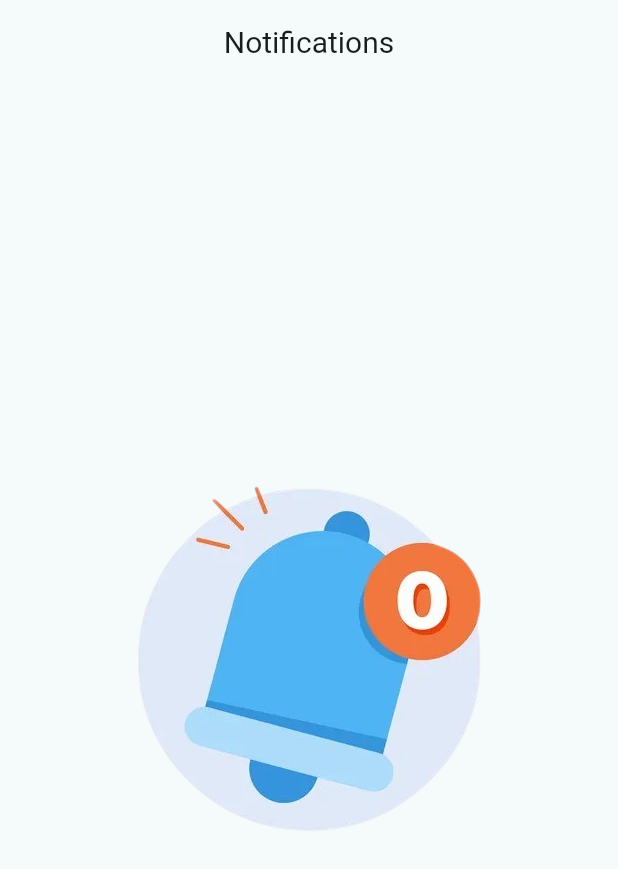
After one commit to saneeswaran/e_comm_testing, a Flutter app: the NotificationScreen screen opened directly, on a phone screen of 412 x 824 dp. The commit adds this screen. Shown: the top 869 px of the screen. Run offline on Flutter 3.47's test engine with Material 3 defaults, Android fonts, the phone set to English and light mode, and no system bars; our stand-ins replace dropdown_button2, email_validator, flutter_rating_bar, font_awesome_flutter, get, get_storage and 2 more; missing offline and left inert: flutter_cart, flutter_stripe, onesignal_flutter, razorpay_flutter; accounts and stored records are empty; network calls fail; Roboto replaces fonts that are missing (SF Pro Rounded).

Commit message:
gommala bayangaramana veri la irukan

```diff
--- /dev/null
+++ b/devtools_options.yaml
@@ -0,0 +1,3 @@
+description: This file stores settings for Dart & Flutter DevTools.
+documentation: https://docs.flutter.dev/tools/devtools/extensions#configure-extension-enablement-states
+extensions:
--- /dev/null
+++ b/lib/models/notification_model.dart
@@ -0,0 +1,23 @@
+class NotificationModel {
+  final String? id;
+  final String? title;
+  final String? description;
+  final String? imageUrl;
+  final DateTime? createdAt;
+
+  const NotificationModel(
+      {required this.id,
+      required this.title,
+      required this.description,
+      required this.imageUrl,
+      required this.createdAt});
+
+  factory NotificationModel.fromJson(Map<String, dynamic> json) {
+    return NotificationModel(
+        id: json['_id'],
+        title: json['title'],
+        description: json['description'],
+        imageUrl: json['imageUrl'],
+        createdAt: DateTime.parse(json['createdAt']));
+  }
+}
--- a/lib/screen/home_screen.dart
+++ b/lib/screen/home_screen.dart
@@ -1,5 +1,6 @@
 import 'package:animations/animations.dart';
 import 'package:flutter/material.dart';
+import 'package:nexara_cart/screen/notification_screen/notification_screen.dart';
 
 import '../../../utility/app_data.dart';
 import '../../../widget/page_wrapper.dart';
@@ -16,6 +17,7 @@ class HomeScreen extends StatefulWidget {
     ProductListScreen(),
     FavoriteScreen(),
     CartScreen(),
+    NotificationScreen(),
     ProfileScreen()
   ];
 
--- /dev/null
+++ b/lib/screen/notification_screen/notification_screen.dart
@@ -0,0 +1,58 @@
+import 'package:flutter/material.dart';
+import 'package:nexara_cart/screen/auth_screen/components/square_tile.dart';
+import 'package:nexara_cart/utility/constants.dart';
+import 'package:provider/provider.dart';
+
+import 'provider/notification_provider.dart';
+
+class NotificationScreen extends StatefulWidget {
+  const NotificationScreen({super.key});
+
+  @override
+  State<NotificationScreen> createState() => _NotificationScreenState();
+}
+
+class _NotificationScreenState extends State<NotificationScreen> {
+  @override
+  Widget build(BuildContext context) {
+    return Scaffold(
+      appBar: AppBar(
+        title: const Text(
+          "Notifications",
+          style: TextStyle(fontSize: 20),
+        ),
+        centerTitle: true,
+      ),
+      body: Consumer<NotificationProvider>(
+        builder: (context, provider, child) {
+          return provider.notifications.isEmpty
+              ? Center(
+                  child: Container(
+                  height: 300,
+                  width: 500,
+                  decoration: const BoxDecoration(
+                      image:
+                          DecorationImage(image: AssetImage(noNotifications))),
+                ))
+              : ListView.builder(
+                  itemCount: provider.notifications.length,
+                  itemBuilder: (context, index) {
+                    final notification = provider.notifications[index];
+                    return Card(
+                      child: ListTile(
+                        title: Text(notification.title ?? "No title"),
+                        subtitle:
+                            Text(notification.description ?? "No description"),
+                        trailing: notification.imageUrl != null
+                            ? Image.network(notification.imageUrl!,
+                                width: 50, height: 50)
+                            : null,
+                      ),
+                    );
+                  },
+                );
+        },
+      ),
+    );
+  }
+}
--- a/lib/screen/product_cart_screen/provider/cart_provider.dart
+++ b/lib/screen/product_cart_screen/provider/cart_provider.dart
@@ -77,7 +77,7 @@ class CartProvider extends ChangeNotifier {
           myCartItems.map((cartItem) => cartItem.productId).toList();
 
       Map<String, dynamic> couponData = {
-        'couponCode': couponController.text,
+        'couponCode': couponController.text.trim(),
         'purchaseAmount': getCartSubTotal(),
         'productIds': productIds,
       };
--- a/lib/utility/app_data.dart
+++ b/lib/utility/app_data.dart
@@ -4,7 +4,6 @@ import 'bottom_navy_bar_item.dart';
 
 class AppData {
   const AppData._();
-
 
   static List<Color> randomColors = [
     const Color(0xFFFCE4EC),
@@ -45,10 +44,14 @@ class AppData {
       Color(0xFFEC6813),
     ),
     const BottomNavBarItem(
+      "Notifications",
+      Icon(Icons.notifications),
+      Color(0xFFEC6813),
+    ),
+    const BottomNavBarItem(
       "Profile",
       Icon(Icons.person),
       Color(0xFFEC6813),
     ),
   ];
-
 }
--- a/lib/utility/constants.dart
+++ b/lib/utility/constants.dart
@@ -3,8 +3,8 @@
 // which looks something like this 192.168.0.XX and paste in MAIN_URL
 // for virtual emulators you should use https://localhost:8080 instead
 // TODO: change according to yours
-const SERVER_URL = 'http://192.168.1.5:3000';
-const ONESIGNAL_APP_ID = 'YOUR_ONE_SIGNAL_APP_ID';
+const SERVER_URL = 'http://192.168.1.4:3000';
+const ONESIGNAL_APP_ID = '6d887551-08fd-4822-ae83-b882fa76001f';
 const CURRENCY_SYMBOL = "₹";
 
 // preference keys, no need to change
@@ -33,3 +33,6 @@ const ORDER_STATUS_PROCESSING = 'Processing';
 const ORDER_STATUS_SHIPPED = 'Shipped';
 const ORDER_STATUS_DELIVERED = 'Delivered';
 const ORDER_STATUS_CANCELLED = 'Cancelled';
+
+//image
+const String noNotifications = 'assets/images/notification.png';
--- a/pubspec.yaml
+++ b/pubspec.yaml
@@ -22,6 +22,7 @@ dependencies:
   font_awesome_flutter: ^10.7.0
   get: ^4.6.6
   get_storage: ^2.1.1
+  http: ^1.3.0
   intl: ^0.19.0
   onesignal_flutter: ^5.2.1
   provider: ^6.1.2
```
Also changed, not shown: lib/main.dart (+58 -0 lines), lib/screen/auth_screen/provider/user_provider.dart (+47 -16 lines), lib/screen/notification_screen/provider/notification_provider.dart (added, +50 -0 lines), assets/images/notification.png (added).
